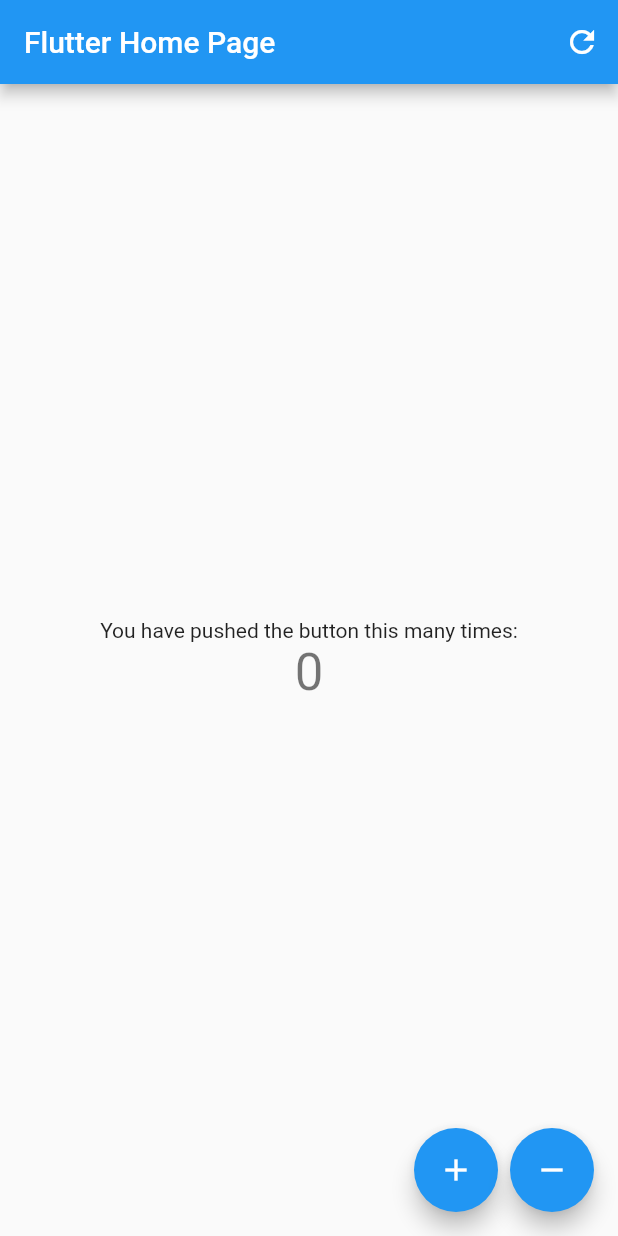
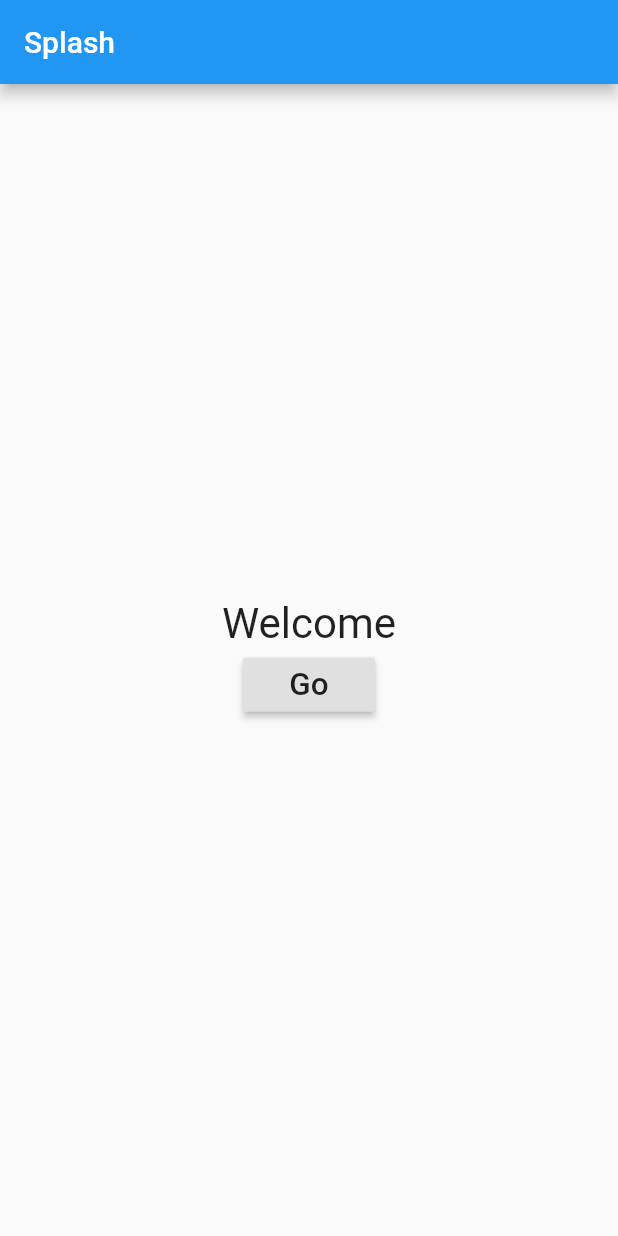
Before and after one commit to aditmodhvadia/simple_flutter_app, a Flutter app: the screen it shows after launch, on a phone screen of 412 x 824 dp. Run offline on Flutter 3.47's test engine with Material 2 defaults, Android fonts, the phone set to English and light mode, and no system bars.

Commit message:
- add common route_generator - add temp errorPage - add basic page to start login

```diff
--- a/simple_flutter_app/lib/main.dart
+++ b/simple_flutter_app/lib/main.dart
@@ -1,4 +1,6 @@
 import 'package:flutter/material.dart';
+
+import './route_generator.dart';
 
 void main() => runApp(MyApp());
 
@@ -11,82 +13,50 @@ class MyApp extends StatelessWidget {
       theme: ThemeData(
         primarySwatch: Colors.blue,
       ),
-      home: MyHomePage(title: 'Flutter Home Page'),
+      initialRoute: '/',
+      onGenerateRoute: RouteGenerator.generateRoute,
+//      home: SplashPage(title: 'Flutter Home Page'),
       debugShowCheckedModeBanner: false,
     );
   }
 }
 
-class MyHomePage extends StatefulWidget {
-  MyHomePage({Key key, this.title}) : super(key: key);
-
-  final String title;
+class SplashPage extends StatefulWidget {
+  SplashPage({Key key}) : super(key: key);
 
   @override
-  _MyHomePageState createState() => _MyHomePageState();
+  _SplashPageState createState() => _SplashPageState();
 }
 
-class _MyHomePageState extends State<MyHomePage> {
-  int _counter = 0;
-
-  void _incrementCounter() {
-    setState(() {
-      _counter++;
-    });
-  }
-
-  void _decrementCounter() {
-    setState(() {
-      _counter--;
-    });
-  }
-
-  void _refreshCounter() {
-    setState(() {
-      _counter = 0;
-    });
-  }
-
+class _SplashPageState extends State<SplashPage> {
   @override
   Widget build(BuildContext context) {
     return Scaffold(
       appBar: AppBar(
-        title: Text(widget.title),
-        actions: <Widget>[
-          IconButton(icon: Icon(Icons.refresh), onPressed: () => _refreshCounter())
-        ],
+        title: Text('Splash'),
       ),
       body: Center(
         child: Column(
           mainAxisAlignment: MainAxisAlignment.center,
           children: <Widget>[
             Text(
-              'You have pushed the button this many times:',
+              'Welcome',
+              style: TextStyle(fontSize: 28),
             ),
-            Text(
-              '$_counter',
-              style: Theme.of(context).textTheme.display1,
-            ),
+            RaisedButton(
+              onPressed: () {
+                Navigator.of(context).pushNamed(
+                  '/logiasdn',
+//                  arguments: 'testing',
+                );
+              },
+              child: Text(
+                'Go',
+                style: TextStyle(fontSize: 21),
+              ),
+            )
           ],
         ),
-      ),
-      floatingActionButton: Row(
-        mainAxisAlignment: MainAxisAlignment.end,
-        children: <Widget>[
-          Padding(
-            padding: const EdgeInsets.only(right: 8.0),
-            child: FloatingActionButton(
-              onPressed: _incrementCounter,
-              tooltip: 'Increment',
-              child: Icon(Icons.add),
-            ),
-          ),
-          FloatingActionButton(
-            onPressed: _decrementCounter,
-            tooltip: 'Decrement',
-            child: Icon(Icons.remove),
-          ),
-        ],
       ),
     );
   }
--- /dev/null
+++ b/simple_flutter_app/lib/route_generator.dart
@@ -0,0 +1,39 @@
+import 'package:flutter/material.dart';
+import 'package:simple_flutter_app/main.dart';
+import 'package:simple_flutter_app/pages/login_page.dart';
+
+class RouteGenerator {
+  static Route<dynamic> generateRoute(RouteSettings settings) {
+//    final args = settings.arguments;
+
+    switch (settings.name) {
+      case '/':
+        return MaterialPageRoute(builder: (_) => SplashPage());
+      case '/login':
+//        if (args is String) {
+        return MaterialPageRoute(builder: (_) => LoginPage());
+//        }
+
+//        return _errorRoute();
+
+      default:
+        return _errorRoute();
+    }
+  }
+
+  static Route<dynamic> _errorRoute() {
+    return MaterialPageRoute(builder: (_) {
+      return Scaffold(
+        appBar: AppBar(
+          title: Text('ERROR'),
+        ),
+        backgroundColor: Colors.red,
+        body: Center(
+            child: Text(
+          'Error Occured',
+          style: TextStyle(color: Colors.white, fontWeight: FontWeight.bold, fontSize: 40),
+        )),
+      );
+    });
+  }
+}
```
Also changed, not shown: simple_flutter_app/lib/pages/login_page.dart (added, +13 -0 lines).
